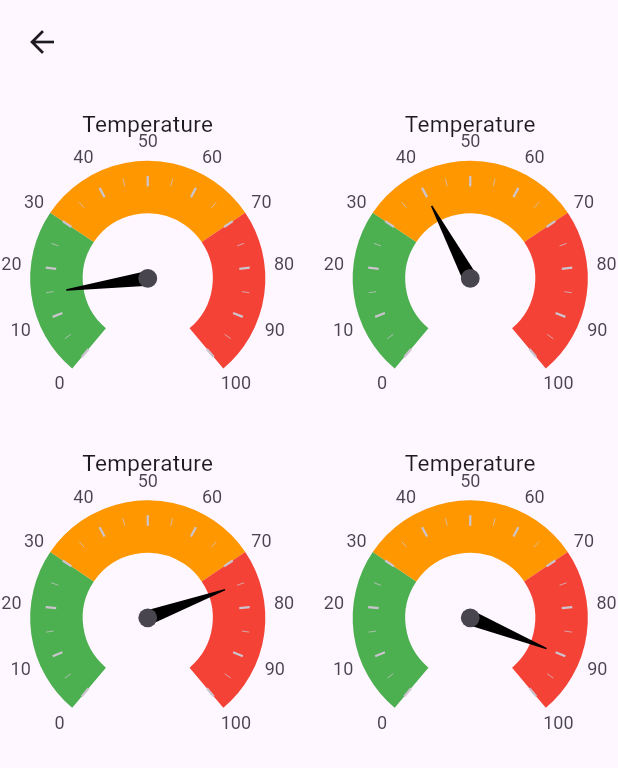
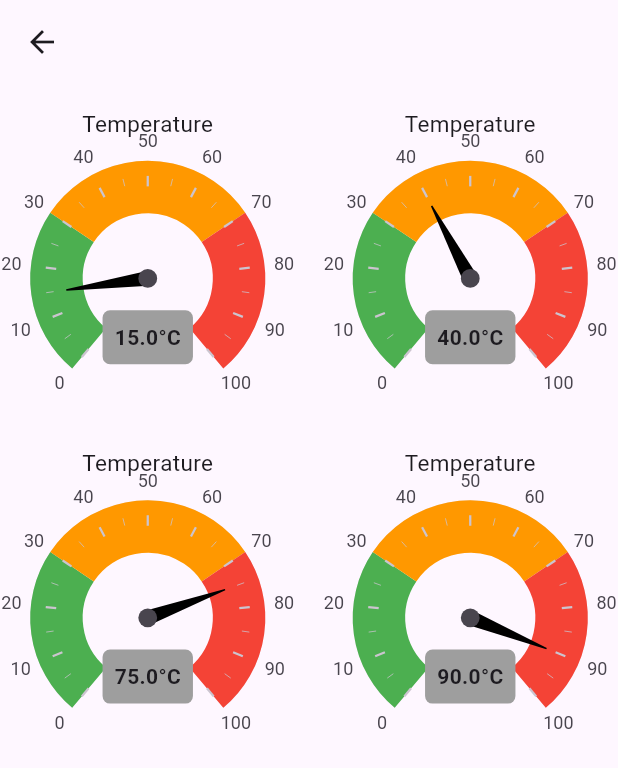
Before and after one commit to Upside-Solutions-Pvt-Ltd/upside_component_lib, a Flutter app: the RadialGaugeScreen screen opened directly, on a phone screen of 412 x 824 dp. Shown: the top 768 px of the screen. Run offline on Flutter 3.47's test engine with Material 3 defaults, Android fonts, the phone set to English and light mode, and no system bars; drawn by our look-alikes of syncfusion_flutter_gauges; our stand-ins replace flutter_svg, plugin_platform_interface, table_calendar, web.

Commit message:
show temperature value

```diff
--- a/lib/ui/component/gauges/radial_gauge.dart
+++ b/lib/ui/component/gauges/radial_gauge.dart
@@ -60,11 +60,11 @@ class _RadialGaugeState extends State<RadialGauge> {
           pointers: [
             NeedlePointer(
               value: widget.value,
-              needleStartWidth: MediaQuery.of(context).size.width > 750
+              needleStartWidth: MediaQuery.of(context).size.width >= 750
                   ? 1
                   : 0.5,
-              needleEndWidth: MediaQuery.of(context).size.width > 750 ? 10 : 5,
-              needleLength: MediaQuery.of(context).size.width > 750
+              needleEndWidth: MediaQuery.of(context).size.width >= 750 ? 10 : 5,
+              needleLength: MediaQuery.of(context).size.width >= 750
                   ? 0.88
                   : 0.7,
               needleColor: Colors.black,
@@ -73,20 +73,32 @@ class _RadialGaugeState extends State<RadialGauge> {
               animationType: AnimationType.ease,
             ),
           ],
-          /*
+
           annotations: [
             GaugeAnnotation(
               widget: Container(
-                child: Text(
-                  '${widget.value}°',
-                  style: Theme.of(
-                    context,
-                  ).textTheme.bodyLarge?.copyWith(color: Colors.white),
+                decoration: BoxDecoration(
+                  color: Colors.grey,
+                  borderRadius: BorderRadius.circular(5),
+                ),
+
+                child: Padding(
+                  padding: const EdgeInsets.all(8.0),
+                  child: Text(
+                    '${widget.value}°C',
+                    style: TextStyle(
+                      fontSize: MediaQuery.of(context).size.width >= 750
+                          ? 22
+                          : 14,
+                      fontWeight: FontWeight.bold,
+                    ),
+                  ),
                 ),
               ),
+              angle: 90,
+              positionFactor: 0.5,
             ),
           ],
-          */
         ),
       ],
     );
```
